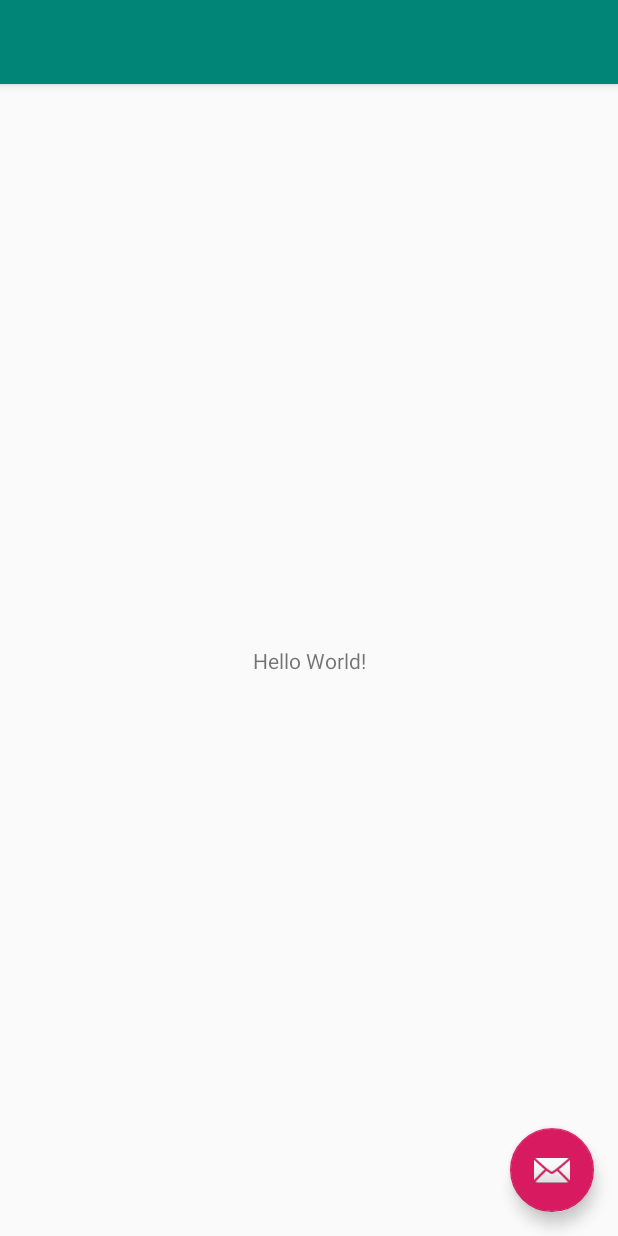
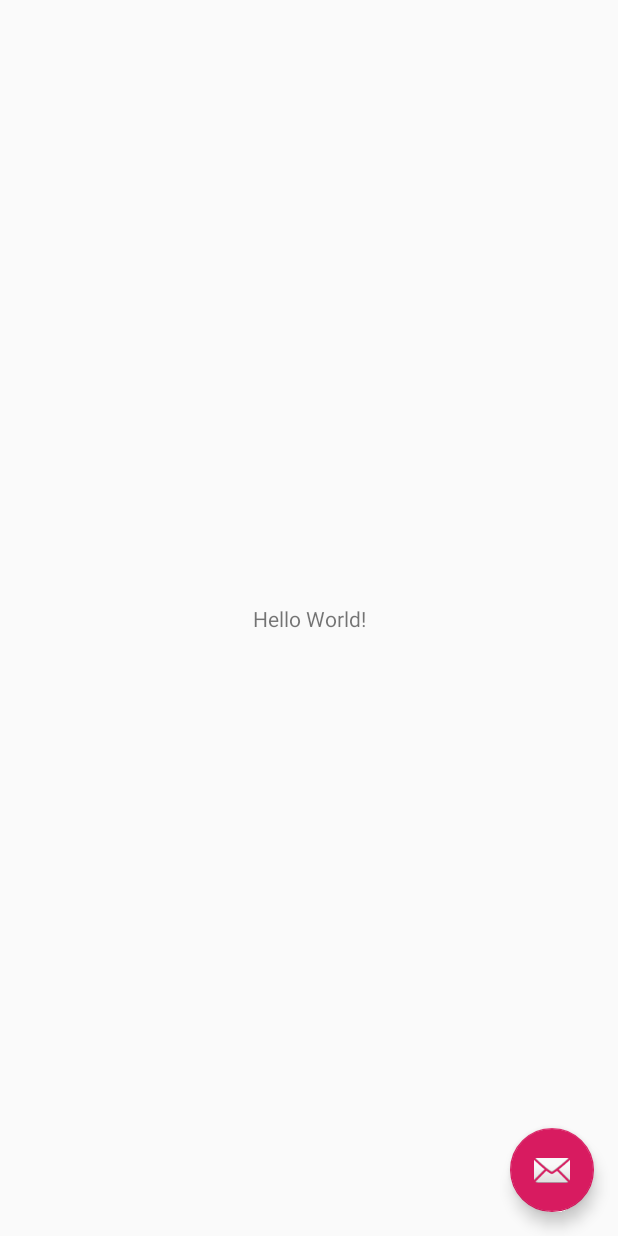
Before and after one commit to jawnpaul/FarmStats, an Android app: the layout activity_main.xml on its own in the app's theme, with its tools: preview values and no code run, on a phone screen of 412 x 824 dp. Run offline under Robolectric (Android 15) with nearby library versions, the phone set to English and light mode, and no system bars.

Commit message:
Removed the app bar

```diff
--- a/app/src/main/res/layout/activity_main.xml
+++ b/app/src/main/res/layout/activity_main.xml
@@ -6,7 +6,7 @@
     android:layout_height="match_parent"
     tools:context=".MainActivity">
 
-    <com.google.android.material.appbar.AppBarLayout
+    <!-- <com.google.android.material.appbar.AppBarLayout
          android:layout_width="match_parent"
          android:layout_height="wrap_content"
          android:theme="@style/AppTheme.AppBarOverlay">
@@ -19,7 +19,7 @@
              app:popupTheme="@style/AppTheme.PopupOverlay" />
 
      </com.google.android.material.appbar.AppBarLayout>
-
+ -->
     <include layout="@layout/content_main" />
 
     <com.google.android.material.floatingactionbutton.FloatingActionButton
```
Lines whose indentation alone changed are shown as unchanged.
